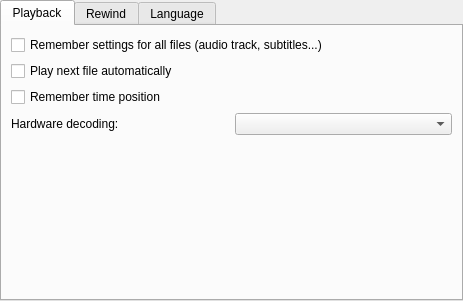
Before: the Qt Designer form prefs/prefmain.ui in brainrom/kokovp, drawn with Qt 5.
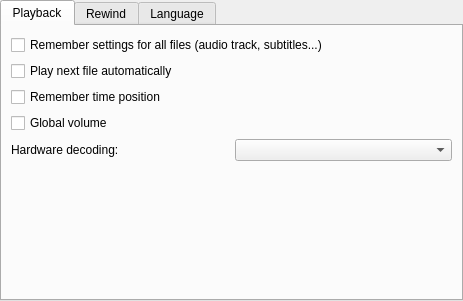
After: the same form once the commit is applied. The open tabs and pages were chosen to show the change. Icons and pictures are not drawn. Custom widgets are drawn as their Qt base class.

Commit message: Global volume

The edit to the form file:
```diff
--- a/prefs/prefmain.ui
+++ b/prefs/prefmain.ui
@@ -63,6 +63,13 @@
          </property>
         </widget>
        </item>
+       <item>
+        <widget class="QCheckBox" name="cbGlobalVolume">
+         <property name="text">
+          <string>Global volume</string>
+         </property>
+        </widget>
+       </item>
        <item>
         <layout class="QHBoxLayout" name="horizontalLayout">
          <item>
```
Left out of the diff: 6 changed lines with no effect on the pictures. The commit also changes 4 other files.
